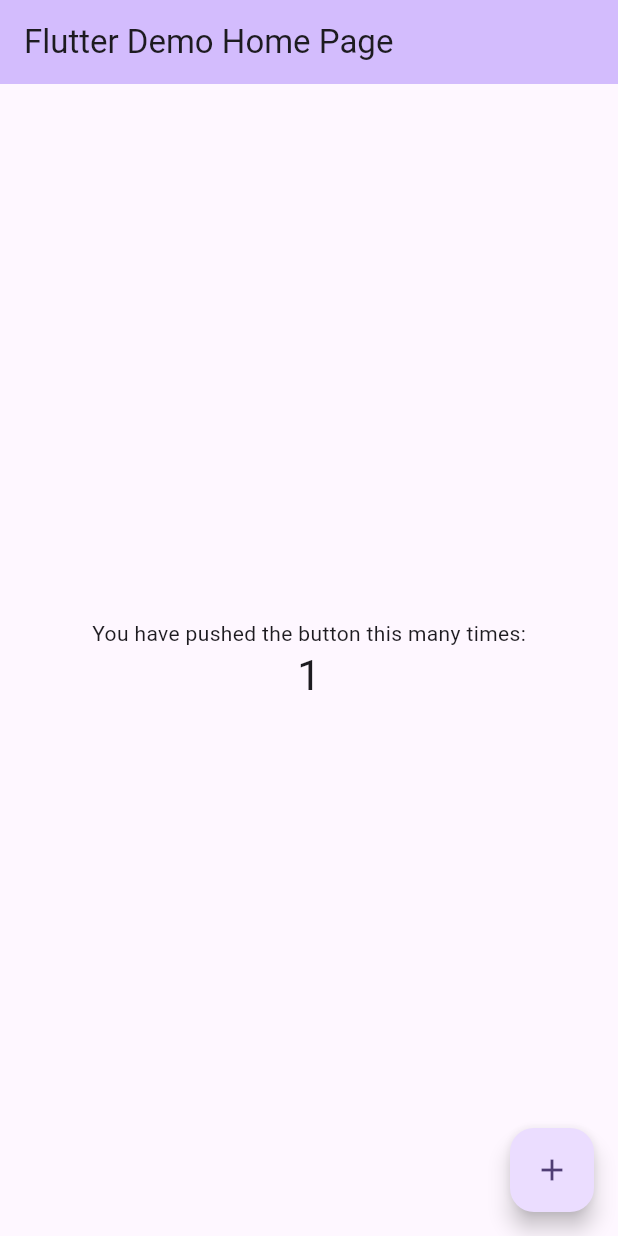
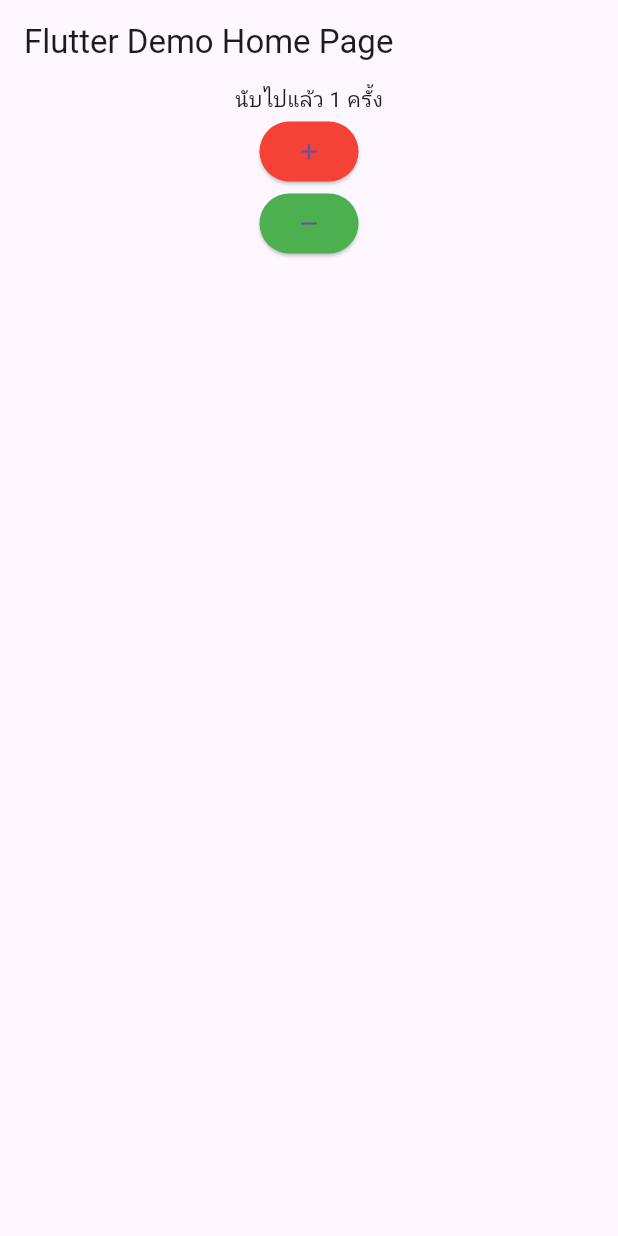
Before and after one commit to ksongkot/example_2, a Flutter app: the screen it shows after launch, after a tap on the "add" icon, on a phone screen of 412 x 824 dp. Run offline on Flutter 3.47's test engine with Material 3 defaults, Android fonts, the phone set to English and light mode, and no system bars.

Commit message:
แก้ไข

```diff
--- a/lib/main.dart
+++ b/lib/main.dart
@@ -1,3 +1,4 @@
+import 'package:example_2/screen/my_home_page.dart';
 import 'package:flutter/material.dart';
 
 void main() {
@@ -7,119 +8,11 @@ void main() {
 class MyApp extends StatelessWidget {
   const MyApp({super.key});
 
-  // This widget is the root of your application.
   @override
   Widget build(BuildContext context) {
     return MaterialApp(
-      title: 'Flutter Demo',
-      theme: ThemeData(
-        // This is the theme of your application.
-        //
-        // TRY THIS: Try running your application with "flutter run". You'll see
-        // the application has a purple toolbar. Then, without quitting the app,
-        // try changing the seedColor in the colorScheme below to Colors.green
-        // and then invoke "hot reload" (save your changes or press the "hot
-        // reload" button in a Flutter-supported IDE, or press "r" if you used
-        // the command line to start the app).
-        //
-        // Notice that the counter didn't reset back to zero; the application
-        // state is not lost during the reload. To reset the state, use hot
-        // restart instead.
-        //
-        // This works for code too, not just values: Most code changes can be
-        // tested with just a hot reload.
-        colorScheme: ColorScheme.fromSeed(seedColor: Colors.deepPurple),
-        useMaterial3: true,
-      ),
-      home: const MyHomePage(title: 'Flutter Demo Home Page'),
+      title: "Flutter Demo",
+      home: MyHomePage(),
     );
   }
 }
-
-class MyHomePage extends StatefulWidget {
-  const MyHomePage({super.key, required this.title});
-
-  // This widget is the home page of your application. It is stateful, meaning
-  // that it has a State object (defined below) that contains fields that affect
-  // how it looks.
-
-  // This class is the configuration for the state. It holds the values (in this
-  // case the title) provided by the parent (in this case the App widget) and
-  // used by the build method of the State. Fields in a Widget subclass are
-  // always marked "final".
-
-  final String title;
-
-  @override
-  State<MyHomePage> createState() => _MyHomePageState();
-}
-
-class _MyHomePageState extends State<MyHomePage> {
-  int _counter = 0;
-
-  void _incrementCounter() {
-    setState(() {
-      // This call to setState tells the Flutter framework that something has
-      // changed in this State, which causes it to rerun the build method below
-      // so that the display can reflect the updated values. If we changed
-      // _counter without calling setState(), then the build method would not be
-      // called again, and so nothing would appear to happen.
-      _counter++;
-    });
-  }
-
-  @override
-  Widget build(BuildContext context) {
-    // This method is rerun every time setState is called, for instance as done
-    // by the _incrementCounter method above.
-    //
-    // The Flutter framework has been optimized to make rerunning build methods
-    // fast, so that you can just rebuild anything that needs updating rather
-    // than having to individually change instances of widgets.
-    return Scaffold(
-      appBar: AppBar(
-        // TRY THIS: Try changing the color here to a specific color (to
-        // Colors.amber, perhaps?) and trigger a hot reload to see the AppBar
-        // change color while the other colors stay the same.
-        backgroundColor: Theme.of(context).colorScheme.inversePrimary,
-        // Here we take the value from the MyHomePage object that was created by
-        // the App.build method, and use it to set our appbar title.
-        title: Text(widget.title),
-      ),
-      body: Center(
-        // Center is a layout widget. It takes a single child and positions it
-        // in the middle of the parent.
-        child: Column(
-          // Column is also a layout widget. It takes a list of children and
-          // arranges them vertically. By default, it sizes itself to fit its
-          // children horizontally, and tries to be as tall as its parent.
-          //
-          // Column has various properties to control how it sizes itself and
-          // how it positions its children. Here we use mainAxisAlignment to
-          // center the children vertically; the main axis here is the vertical
-          // axis because Columns are vertical (the cross axis would be
-          // horizontal).
-          //
-          // TRY THIS: Invoke "debug painting" (choose the "Toggle Debug Paint"
-          // action in the IDE, or press "p" in the console), to see the
-          // wireframe for each widget.
-          mainAxisAlignment: MainAxisAlignment.center,
-          children: <Widget>[
-            const Text(
-              'You have pushed the button this many times:',
-            ),
-            Text(
-              '$_counter',
-              style: Theme.of(context).textTheme.headlineMedium,
-            ),
-          ],
-        ),
-      ),
-      floatingActionButton: FloatingActionButton(
-        onPressed: _incrementCounter,
-        tooltip: 'Increment',
-        child: const Icon(Icons.add),
-      ), // This trailing comma makes auto-formatting nicer for build methods.
-    );
-  }
-}
--- /dev/null
+++ b/lib/screen/my_home_page.dart
@@ -0,0 +1,59 @@
+import 'package:flutter/material.dart';
+
+class MyHomePage extends StatefulWidget {
+  const MyHomePage({super.key});
+
+  @override
+  State<MyHomePage> createState() => _MyHomePageState();
+}
+
+class _MyHomePageState extends State<MyHomePage> {
+  int _counter = 0;
+  void incrementCounter() {
+    setState(() {
+      _counter++;
+    });
+  }
+
+  void decrementCounter() {
+    setState(() {
+      if (_counter > 0) {
+        _counter--;
+      } else {
+        _counter = 0;
+      }
+    });
+  }
+
+  @override
+  Widget build(BuildContext context) {
+    return Scaffold(
+      appBar: AppBar(
+        title: const Text('Flutter Demo Home Page'),
+      ),
+      body: Center(
+        child: Column(
+          children: [
+            Text(
+              "นับไปแล้ว $_counter ครั้ง",
+            ),
+            ElevatedButton(
+              onPressed: incrementCounter,
+              child: const Icon(Icons.add),
+              style: ButtonStyle(
+                backgroundColor: MaterialStateProperty.all(Colors.red),
+              ),
+            ),
+            ElevatedButton(
+              onPressed: decrementCounter,
+              child: const Icon(Icons.remove),
+              style: ButtonStyle(
+                backgroundColor: MaterialStateProperty.all(Colors.green),
+              ),
+            ),
+          ],
+        ),
+      ),
+    );
+  }
+}
```
